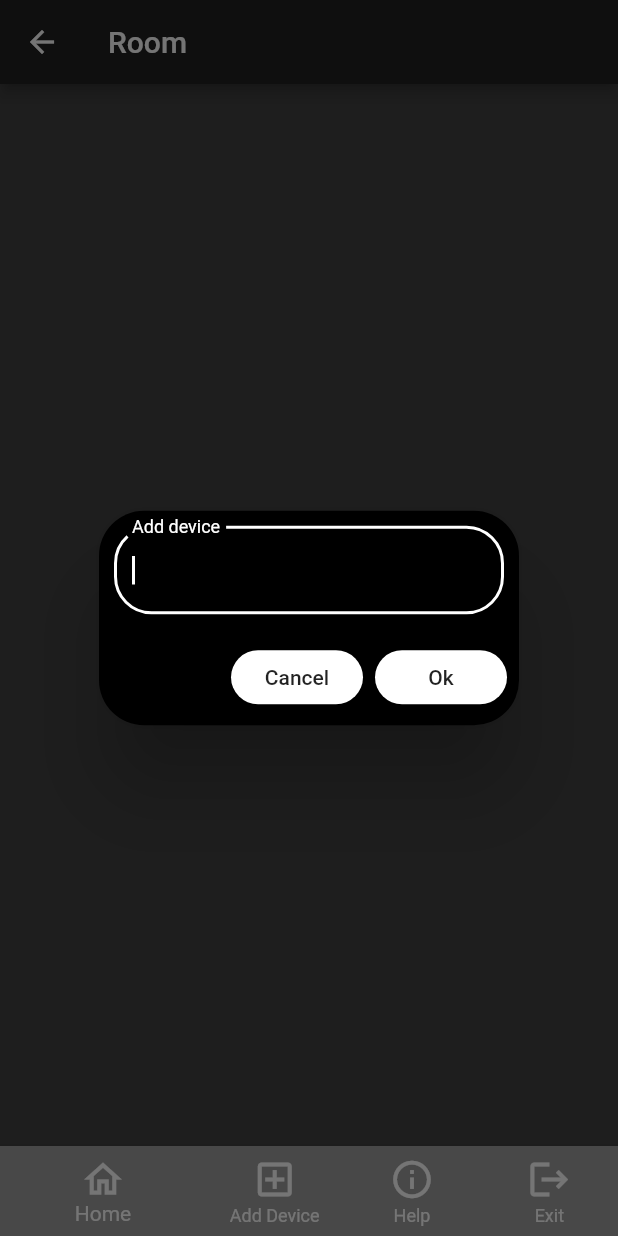
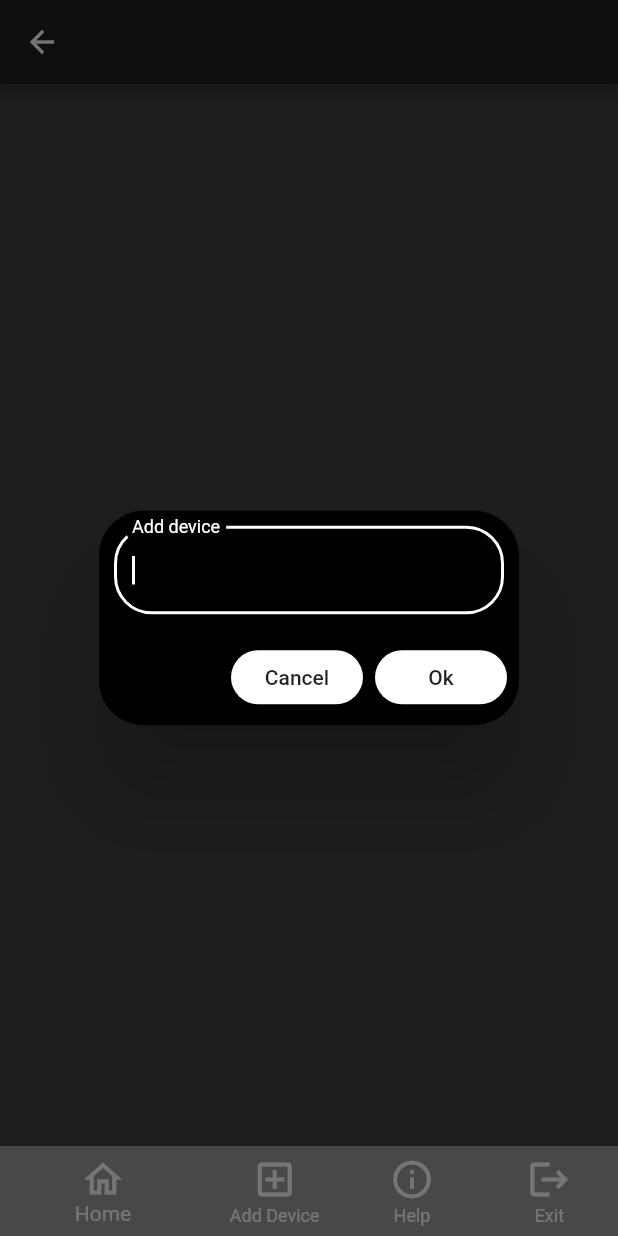
Before and after one commit to PawnedGG/DeviceManagerApp, a Flutter app: the RoomPage screen opened directly with empty values, item 2 of the bottom bar chosen, on a phone screen of 412 x 824 dp. Run offline on Flutter 3.47's test engine with Material 2 defaults, Android fonts, the phone set to English and light mode, and no system bars; our stand-ins replace sqflite; missing offline and left inert: mailer; accounts and stored records are empty.

Commit message:
διορθωση appbar στη σελιδα συσκευων, κανει πλεον display το ονομα του δωματιου

```diff
--- a/lib/RoomPage.dart
+++ b/lib/RoomPage.dart
@@ -8,7 +8,8 @@ import 'UserMenu.dart';
 
 class RoomPage extends StatefulWidget{
   final User user;
-  const RoomPage(this.user);
+  final String roomName;
+  const RoomPage(this.user, this.roomName);
 
   @override
   _RoomPageState createState() => _RoomPageState();
@@ -42,7 +43,7 @@ class _RoomPageState extends State<RoomPage>{
       backgroundColor: Colors.grey[800],
       appBar: AppBar(
         backgroundColor: Colors.grey[900],
-        title: Text("Room"),
+        title: Text(widget.roomName),
           /*Row(
             mainAxisAlignment:MainAxisAlignment.start,
             children: [
--- a/lib/UserMenu.dart
+++ b/lib/UserMenu.dart
@@ -76,7 +76,7 @@ class _UserMenuState extends State<UserMenu> {
               return Padding(
                 padding: EdgeInsets.all(10),
                   child: OpenContainer(
-                    openBuilder: (context, _)=> RoomPage(widget.user),
+                    openBuilder: (context, _)=> RoomPage(widget.user, roomName[index]),
                     closedShape: RoundedRectangleBorder(
                       borderRadius: BorderRadius.circular(40),
                     ),
```
